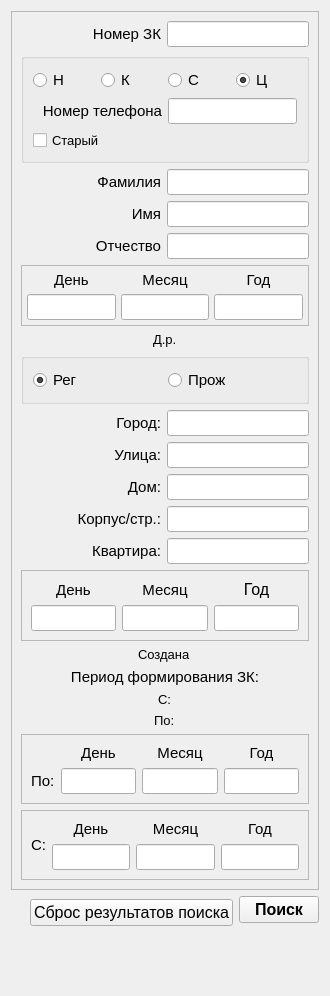
Above: search.ui from Yavlados/VKR before the change. Below: the same form after it.
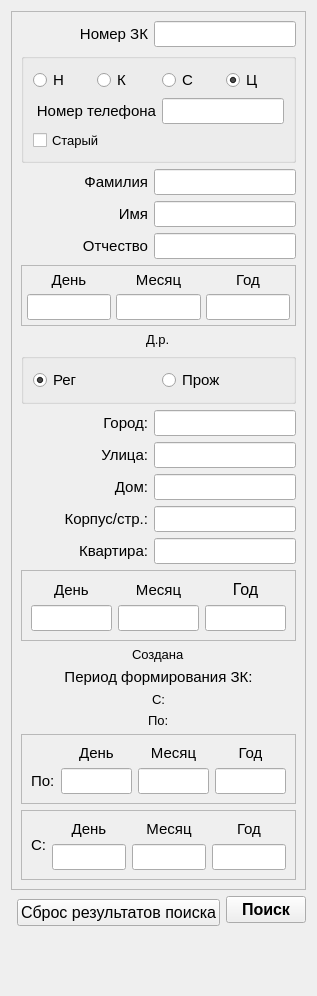
That is the form after the change.

```diff
--- a/search.ui
+++ b/search.ui
@@ -6,7 +6,7 @@
    <rect>
     <x>0</x>
     <y>0</y>
-    <width>330</width>
+    <width>315</width>
     <height>996</height>
    </rect>
   </property>
```
